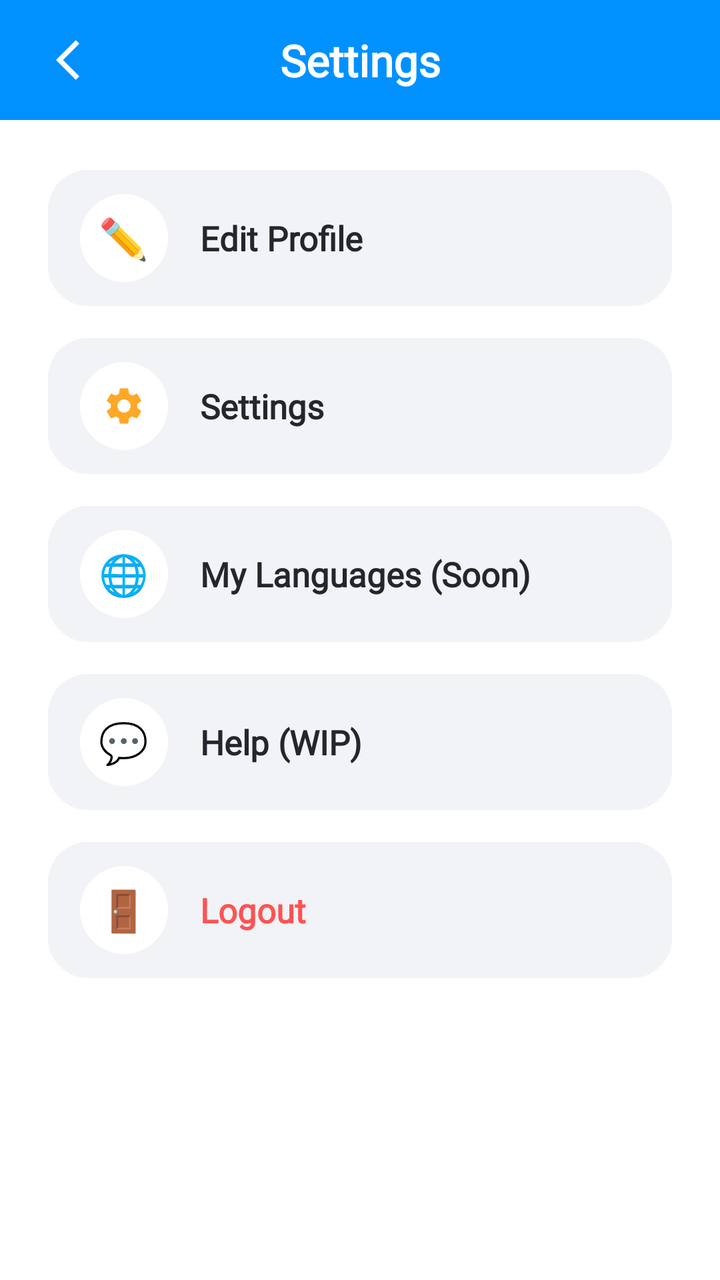
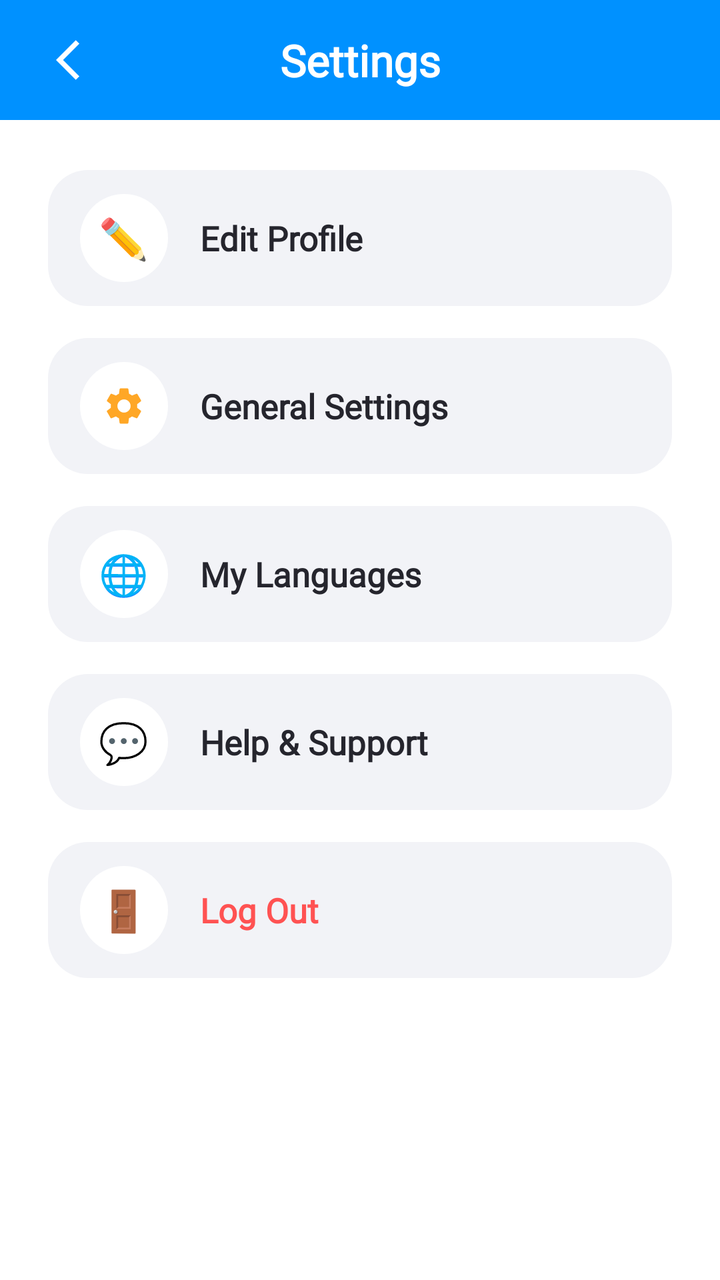

Before-and-after screenshots of an Android layout around one commit, followed by the original layout XML and the change that was made.
<!-- AndroidManifest.xml: application theme Theme.LanguageLearning -->
<!-- res/layout/fragment_settings.xml -->
<?xml version="1.0" encoding="utf-8"?>
<androidx.constraintlayout.widget.ConstraintLayout xmlns:android="http://schemas.android.com/apk/res/android"
    xmlns:app="http://schemas.android.com/apk/res-auto"
    xmlns:tools="http://schemas.android.com/tools"
    android:layout_width="match_parent"
    android:layout_height="match_parent"
    android:background="@color/white"
    tools:context=".presentation.settings.SettingsFragment">

    
    <androidx.constraintlayout.widget.ConstraintLayout
        android:id="@+id/clHeader"
        android:layout_width="0dp"
        android:layout_height="60dp"
        android:background="@color/deep_purple"
        android:paddingHorizontal="20dp"
        app:layout_constraintEnd_toEndOf="parent"
        app:layout_constraintStart_toStartOf="parent"
        app:layout_constraintTop_toTopOf="parent">

        <ImageButton
            android:id="@+id/btnBack"
            android:layout_width="40dp"
            android:layout_height="40dp"
            android:background="@android:color/transparent"
            android:contentDescription="@string/back"
            android:src="@drawable/baseline_arrow_back"
            app:layout_constraintBottom_toBottomOf="parent"
            app:layout_constraintStart_toStartOf="parent"
            app:layout_constraintTop_toTopOf="parent"
            app:tint="@color/white" />

        <TextView
            android:id="@+id/tvTitle"
            android:layout_width="wrap_content"
            android:layout_height="wrap_content"
            android:fontFamily="@font/fredoka"
            android:text="@string/settings"
            android:textColor="@color/white"
            android:textSize="22sp"
            android:textStyle="bold"
            app:layout_constraintBottom_toBottomOf="parent"
            app:layout_constraintEnd_toEndOf="parent"
            app:layout_constraintStart_toStartOf="parent"
            app:layout_constraintTop_toTopOf="parent" />

    </androidx.constraintlayout.widget.ConstraintLayout>

    
    <LinearLayout
        android:id="@+id/llSettingsContent"
        android:layout_width="0dp"
        android:layout_height="0dp"
        android:orientation="vertical"
        android:paddingHorizontal="24dp"
        android:paddingTop="25dp"
        app:layout_constraintBottom_toBottomOf="parent"
        app:layout_constraintEnd_toEndOf="parent"
        app:layout_constraintStart_toStartOf="parent"
        app:layout_constraintTop_toBottomOf="@id/clHeader">

        
        <androidx.constraintlayout.widget.ConstraintLayout
            android:id="@+id/clEditProfile"
            android:layout_width="match_parent"
            android:layout_height="68dp"
            android:layout_marginBottom="16dp"
            android:background="@drawable/bg_settings_card"
            android:clickable="true"
            android:focusable="true"
            android:foreground="?attr/selectableItemBackground"
            android:paddingHorizontal="16dp">

            <FrameLayout
                android:id="@+id/flIconEditProfile"
                android:layout_width="44dp"
                android:layout_height="44dp"
                android:background="@drawable/bg_icon_circle"
                app:layout_constraintBottom_toBottomOf="parent"
                app:layout_constraintStart_toStartOf="parent"
                app:layout_constraintTop_toTopOf="parent">

                <TextView
                    android:layout_width="wrap_content"
                    android:layout_height="wrap_content"
                    android:layout_gravity="center"
                    android:text="✏️"
                    android:textSize="20sp" />
            </FrameLayout>

            <TextView
                android:id="@+id/tvEditProfile"
                android:layout_width="0dp"
                android:layout_height="wrap_content"
                android:layout_marginStart="16dp"
                android:fontFamily="@font/fredoka"
                android:text="Edit Profile"
                android:textColor="#25252D"
                android:textSize="17sp"
                android:textStyle="bold"
                app:layout_constraintBottom_toBottomOf="parent"
                app:layout_constraintEnd_toEndOf="parent"
                app:layout_constraintStart_toEndOf="@id/flIconEditProfile"
                app:layout_constraintTop_toTopOf="parent" />

        </androidx.constraintlayout.widget.ConstraintLayout>

        
        <androidx.constraintlayout.widget.ConstraintLayout
            android:id="@+id/clGeneralSettings"
            android:layout_width="match_parent"
            android:layout_height="68dp"
            android:layout_marginBottom="16dp"
            android:background="@drawable/bg_settings_card"
            android:clickable="true"
            android:focusable="true"
            android:foreground="?attr/selectableItemBackground"
            android:paddingHorizontal="16dp">

            <FrameLayout
                android:id="@+id/flIconSettings"
                android:layout_width="44dp"
                android:layout_height="44dp"
                android:background="@drawable/bg_icon_circle"
                app:layout_constraintBottom_toBottomOf="parent"
                app:layout_constraintStart_toStartOf="parent"
                app:layout_constraintTop_toTopOf="parent">

                <ImageView
                    android:layout_width="22dp"
                    android:layout_height="22dp"
                    android:layout_gravity="center"
                    android:contentDescription="@null"
                    android:src="@drawable/settings_gear"
                    app:tint="#FFA726" />
            </FrameLayout>

            <TextView
                android:id="@+id/tvGeneralSettings"
                android:layout_width="0dp"
                android:layout_height="wrap_content"
                android:layout_marginStart="16dp"
                android:fontFamily="@font/fredoka"
                android:text="Settings"
                android:textColor="#25252D"
                android:textSize="17sp"
                android:textStyle="bold"
                app:layout_constraintBottom_toBottomOf="parent"
                app:layout_constraintEnd_toEndOf="parent"
                app:layout_constraintStart_toEndOf="@id/flIconSettings"
                app:layout_constraintTop_toTopOf="parent" />

        </androidx.constraintlayout.widget.ConstraintLayout>

        
        <androidx.constraintlayout.widget.ConstraintLayout
            android:id="@+id/clMyLanguages"
            android:layout_width="match_parent"
            android:layout_height="68dp"
            android:layout_marginBottom="16dp"
            android:background="@drawable/bg_settings_card"
            android:clickable="true"
            android:focusable="true"
            android:foreground="?attr/selectableItemBackground"
            android:paddingHorizontal="16dp">

            <FrameLayout
                android:id="@+id/flIconLanguages"
                android:layout_width="44dp"
                android:layout_height="44dp"
                android:background="@drawable/bg_icon_circle"
                app:layout_constraintBottom_toBottomOf="parent"
                app:layout_constraintStart_toStartOf="parent"
                app:layout_constraintTop_toTopOf="parent">

                <TextView
                    android:layout_width="wrap_content"
                    android:layout_height="wrap_content"
                    android:layout_gravity="center"
                    android:text="🌐"
                    android:textSize="20sp" />
            </FrameLayout>

            <TextView
                android:id="@+id/tvMyLanguages"
                android:layout_width="0dp"
                android:layout_height="wrap_content"
                android:layout_marginStart="16dp"
                android:fontFamily="@font/fredoka"
                android:text="My Languages (Soon)"
                android:textColor="#25252D"
                android:textSize="17sp"
                android:textStyle="bold"
                app:layout_constraintBottom_toBottomOf="parent"
                app:layout_constraintEnd_toEndOf="parent"
                app:layout_constraintStart_toEndOf="@id/flIconLanguages"
                app:layout_constraintTop_toTopOf="parent" />

        </androidx.constraintlayout.widget.ConstraintLayout>

        
        <androidx.constraintlayout.widget.ConstraintLayout
            android:id="@+id/clHelp"
            android:layout_width="match_parent"
            android:layout_height="68dp"
            android:layout_marginBottom="16dp"
            android:background="@drawable/bg_settings_card"
            android:clickable="true"
            android:focusable="true"
            android:foreground="?attr/selectableItemBackground"
            android:paddingHorizontal="16dp">

            <FrameLayout
                android:id="@+id/flIconHelp"
                android:layout_width="44dp"
                android:layout_height="44dp"
                android:background="@drawable/bg_icon_circle"
                app:layout_constraintBottom_toBottomOf="parent"
                app:layout_constraintStart_toStartOf="parent"
                app:layout_constraintTop_toTopOf="parent">

                <TextView
                    android:layout_width="wrap_content"
                    android:layout_height="wrap_content"
                    android:layout_gravity="center"
                    android:text="💬"
                    android:textSize="20sp" />
            </FrameLayout>

            <TextView
                android:id="@+id/tvHelp"
                android:layout_width="0dp"
                android:layout_height="wrap_content"
                android:layout_marginStart="16dp"
                android:fontFamily="@font/fredoka"
                android:text="Help (WIP)"
                android:textColor="#25252D"
                android:textSize="17sp"
                android:textStyle="bold"
                app:layout_constraintBottom_toBottomOf="parent"
                app:layout_constraintEnd_toEndOf="parent"
                app:layout_constraintStart_toEndOf="@id/flIconHelp"
                app:layout_constraintTop_toTopOf="parent" />

        </androidx.constraintlayout.widget.ConstraintLayout>

        
        <androidx.constraintlayout.widget.ConstraintLayout
            android:id="@+id/clLogout"
            android:layout_width="match_parent"
            android:layout_height="68dp"
            android:layout_marginBottom="16dp"
            android:background="@drawable/bg_settings_card"
            android:clickable="true"
            android:focusable="true"
            android:foreground="?attr/selectableItemBackground"
            android:paddingHorizontal="16dp">

            <FrameLayout
                android:id="@+id/flIconLogout"
                android:layout_width="44dp"
                android:layout_height="44dp"
                android:background="@drawable/bg_icon_circle"
                app:layout_constraintBottom_toBottomOf="parent"
                app:layout_constraintStart_toStartOf="parent"
                app:layout_constraintTop_toTopOf="parent">

                <TextView
                    android:layout_width="wrap_content"
                    android:layout_height="wrap_content"
                    android:layout_gravity="center"
                    android:text="🚪"
                    android:textSize="20sp" />
            </FrameLayout>

            <TextView
                android:id="@+id/tvLogout"
                android:layout_width="0dp"
                android:layout_height="wrap_content"
                android:layout_marginStart="16dp"
                android:fontFamily="@font/fredoka"
                android:text="Logout"
                android:textColor="#FF5252"
                android:textSize="17sp"
                android:textStyle="bold"
                app:layout_constraintBottom_toBottomOf="parent"
                app:layout_constraintEnd_toEndOf="parent"
                app:layout_constraintStart_toEndOf="@id/flIconLogout"
                app:layout_constraintTop_toTopOf="parent" />

        </androidx.constraintlayout.widget.ConstraintLayout>

    </LinearLayout>

</androidx.constraintlayout.widget.ConstraintLayout>
<!-- resources referenced by this layout -->
<resources>
  <color name="deep_purple">#0091FF</color>
  <color name="white">#FFFFFFFF</color>
  <!-- drawable baseline_arrow_back (drawable) -->
  <vector xmlns:android="http://schemas.android.com/apk/res/android" android:autoMirrored="true" android:height="24dp" android:tint="#FFFFFF" android:viewportHeight="24" android:viewportWidth="24" android:width="24dp">
        
      <path android:fillColor="@android:color/white" android:pathData="M11.67,3.87L9.9,2.1 0,12l9.9,9.9 1.77,-1.77L3.54,12z"/>
      
  </vector>
  <!-- drawable bg_icon_circle (drawable) -->
  <?xml version="1.0" encoding="utf-8"?>
  <shape xmlns:android="http://schemas.android.com/apk/res/android"
      android:shape="oval">
      <solid android:color="#FFFFFF" />
  </shape>
  <!-- drawable bg_settings_card (drawable) -->
  <?xml version="1.0" encoding="utf-8"?>
  <shape xmlns:android="http://schemas.android.com/apk/res/android"
      android:shape="rectangle">
      <solid android:color="#F2F3F7" />
      <corners android:radius="20dp" />
  </shape>
  <!-- drawable settings_gear (drawable) -->
  <vector xmlns:android="http://schemas.android.com/apk/res/android"
      android:width="24dp"
      android:height="24dp"
      android:viewportWidth="24"
      android:viewportHeight="24">
      <path
          android:fillColor="#FFFFFFFF"
          android:pathData="M19.14,12.94c0.04,-0.3 0.06,-0.61 0.06,-0.94 c0,-0.32 -0.02,-0.64 -0.07,-0.94l2.03,-1.58c0.18,-0.14 0.23,-0.41 0.12,-0.61l-1.92,-3.32c-0.12,-0.22 -0.37,-0.29 -0.59,-0.22l-2.39,0.96c-0.5,-0.38 -1.03,-0.7 -1.62,-0.94l-0.36,-2.54c-0.04,-0.24 -0.24,-0.41 -0.48,-0.41h-3.84c-0.24,0 -0.43,0.17 -0.47,0.41l-0.36,2.54c-0.59,0.24 -1.13,0.57 -1.62,0.94l-2.39,-0.96c-0.22,-0.08 -0.47,0,-0.59,0.22l-1.92,3.32c-0.11,0.2 -0.06,0.47 0.12,0.61l2.03,1.58c-0.05,0.3 -0.09,0.63 -0.09,0.94s0.02,0.64 0.07,0.94l-2.03,1.58c-0.18,0.14 -0.23,0.41 -0.12,0.61l1.92,3.32c0.12,0.22 0.37,0.29 0.59,0.22l2.39,-0.96c0.5,0.38 1.03,0.7 1.62,0.94l0.36,2.54c0.05,0.24 0.24,0.41 0.48,0.41h3.84c0.24,0 0.44,-0.17 0.47,-0.41l0.36,-2.54c0.59,-0.24 1.13,-0.56 1.62,-0.94l2.39,0.96c0.22,0.08 0.47,0 0.59,-0.22l1.92,-3.32c0.12,-0.2 0.07,-0.47 -0.12,-0.61l-2.01,-1.58zM12,15.6c-1.98,0 -3.6,-1.62 -3.6,-3.6s1.62,-3.6 3.6,-3.6 3.6,1.62 3.6,3.6 -1.62,3.6 -3.6,3.6z"/>
  </vector>
  <string name="back">Back</string>
  <string name="settings">Settings</string>
  <style name="Theme.LanguageLearning" parent="Base.Theme.LanguageLearning">
  
          <item name="android:font">@font/fredoka</item>
  
      </style>
  <style name="Base.Theme.LanguageLearning" parent="Theme.Material3.DayNight.NoActionBar">
          
          
      </style>
</resources>

<!-- the commit's change to res/layout/fragment_settings.xml (unified diff, before → after) -->
@@ -94,7 +94,7 @@
                 android:layout_height="wrap_content"
                 android:layout_marginStart="16dp"
                 android:fontFamily="@font/fredoka"
-                android:text="Edit Profile"
+                android:text="@string/edit_profile"
                 android:textColor="#25252D"
                 android:textSize="17sp"
                 android:textStyle="bold"
@@ -141,7 +141,7 @@
                 android:layout_height="wrap_content"
                 android:layout_marginStart="16dp"
                 android:fontFamily="@font/fredoka"
-                android:text="Settings"
+                android:text="@string/general_settings"
                 android:textColor="#25252D"
                 android:textSize="17sp"
                 android:textStyle="bold"
@@ -187,7 +187,7 @@
                 android:layout_height="wrap_content"
                 android:layout_marginStart="16dp"
                 android:fontFamily="@font/fredoka"
-                android:text="My Languages (Soon)"
+                android:text="@string/my_languages"
                 android:textColor="#25252D"
                 android:textSize="17sp"
                 android:textStyle="bold"
@@ -233,7 +233,7 @@
                 android:layout_height="wrap_content"
                 android:layout_marginStart="16dp"
                 android:fontFamily="@font/fredoka"
-                android:text="Help (WIP)"
+                android:text="@string/help_support"
                 android:textColor="#25252D"
                 android:textSize="17sp"
                 android:textStyle="bold"
@@ -279,7 +279,7 @@
                 android:layout_height="wrap_content"
                 android:layout_marginStart="16dp"
                 android:fontFamily="@font/fredoka"
-                android:text="Logout"
+                android:text="@string/logout"
                 android:textColor="#FF5252"
                 android:textSize="17sp"
                 android:textStyle="bold"
<!-- resource entries referenced after the edit -->
@@ -32,6 +32,11 @@
           android:pathData="M19.14,12.94c0.04,-0.3 0.06,-0.61 0.06,-0.94 c0,-0.32 -0.02,-0.64 -0.07,-0.94l2.03,-1.58c0.18,-0.14 0.23,-0.41 0.12,-0.61l-1.92,-3.32c-0.12,-0.22 -0.37,-0.29 -0.59,-0.22l-2.39,0.96c-0.5,-0.38 -1.03,-0.7 -1.62,-0.94l-0.36,-2.54c-0.04,-0.24 -0.24,-0.41 -0.48,-0.41h-3.84c-0.24,0 -0.43,0.17 -0.47,0.41l-0.36,2.54c-0.59,0.24 -1.13,0.57 -1.62,0.94l-2.39,-0.96c-0.22,-0.08 -0.47,0,-0.59,0.22l-1.92,3.32c-0.11,0.2 -0.06,0.47 0.12,0.61l2.03,1.58c-0.05,0.3 -0.09,0.63 -0.09,0.94s0.02,0.64 0.07,0.94l-2.03,1.58c-0.18,0.14 -0.23,0.41 -0.12,0.61l1.92,3.32c0.12,0.22 0.37,0.29 0.59,0.22l2.39,-0.96c0.5,0.38 1.03,0.7 1.62,0.94l0.36,2.54c0.05,0.24 0.24,0.41 0.48,0.41h3.84c0.24,0 0.44,-0.17 0.47,-0.41l0.36,-2.54c0.59,-0.24 1.13,-0.56 1.62,-0.94l2.39,0.96c0.22,0.08 0.47,0 0.59,-0.22l1.92,-3.32c0.12,-0.2 0.07,-0.47 -0.12,-0.61l-2.01,-1.58zM12,15.6c-1.98,0 -3.6,-1.62 -3.6,-3.6s1.62,-3.6 3.6,-3.6 3.6,1.62 3.6,3.6 -1.62,3.6 -3.6,3.6z"/>
   </vector>
   <string name="back">Back</string>
+  <string name="edit_profile">Edit Profile</string>
+  <string name="general_settings">General Settings</string>
+  <string name="help_support">Help &amp; Support</string>
+  <string name="logout">Log Out</string>
+  <string name="my_languages">My Languages</string>
   <string name="settings">Settings</string>
   <style name="Theme.LanguageLearning" parent="Base.Theme.LanguageLearning">
   
